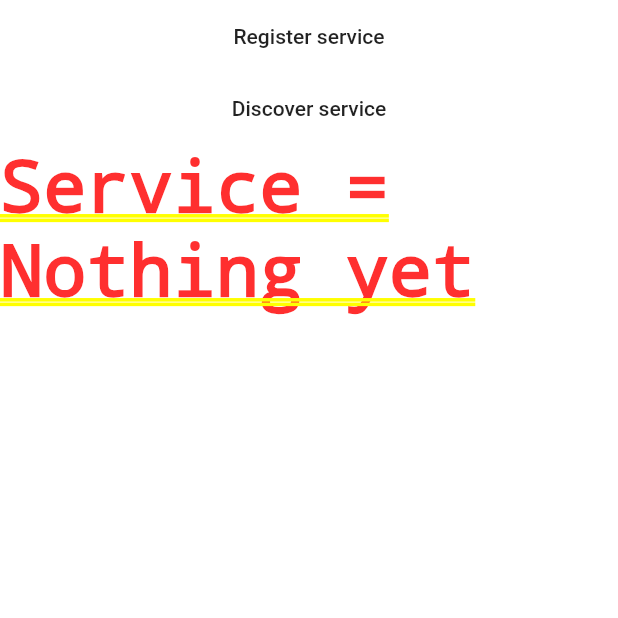
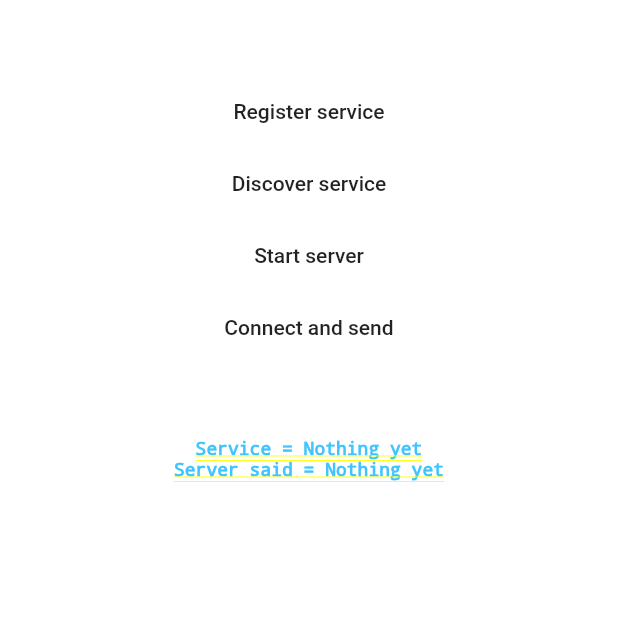
Before and after one commit to Org-Placeholder/Attendo, a Flutter app: the screen it shows after launch, on a phone screen of 412 x 824 dp, the top half of it. Run offline on Flutter 3.47's test engine with Material 2 defaults, Android fonts, the phone set to English and light mode, and no system bars; missing offline and left inert: bonsoir.

Commit message:
setup socket testing and iron out some mistakes

```diff
--- a/lib/networking/socket.dart
+++ b/lib/networking/socket.dart
@@ -10,16 +10,16 @@ class Server
   //If the ip address already exists, then attendance won't be marked.
 
   //constructor will directly start server
-  Server()
+  Server(int port)
   {
-    startServer();
+    startServer(port);
   }
 
   //this will initialize the server
-  void startServer() async
+  void startServer(int port) async
   {
     //yeh loopback ke jagah anyIPv4 dalna hai kya woh dekhna hoga
-    server = await HttpServer.bind(InternetAddress.loopbackIPv4, 8083);
+    server = await HttpServer.bind(InternetAddress.loopbackIPv4, port);
     await for (HttpRequest req in server) {
       if (req.uri.path == '/ws') {
         WebSocket socket = await WebSocketTransformer.upgrade(req);
@@ -54,13 +54,18 @@ class Server
 //This will connect to the server, send the message, close the socket and return the message recieved from server
 Future <String> connect_and_send(String host, String port, String message) async
 {
-  WebSocket socket = await WebSocket.connect('ws://127.0.0.1:8083/ws');
-  socket.add('Hello, World!');
+  WebSocket socket = await WebSocket.connect('ws://' + host + ':' + port +'/ws');
+  socket.add(message);
   String result;
   await for (var data in socket) {
     print("from Server: $data");
     result = data.toString();
     socket.close();
-    return result;
   }
+  while(result == null)
+    {
+      await new Future.delayed(const Duration(seconds : 1));
+    }
+  print('Server said : ${result}');
+  return result;
 }
--- a/lib/screens/networking.dart
+++ b/lib/screens/networking.dart
@@ -3,6 +3,7 @@ import 'dart:developer';
 import 'constants.dart';
 import 'package:flutter/material.dart';
 import 'package:attendo/networking/networkservicediscovery.dart';
+import 'package:attendo/networking/socket.dart';
 
 class NetScreen extends StatefulWidget {
   @override
@@ -13,11 +14,15 @@ class _NetScreenState extends State<NetScreen> {
 
   Service serviceObj;
   String serviceFound = "Nothing yet";
+  String serverSaid = "Nothing yet";
   @override
   Widget build(BuildContext context) {
     return Container(
       child: Column(
         children: [
+          SizedBox(
+            height: 50,
+          ),
           FlatButton(
             child: Text("Register service"),
             onPressed: regSer,
@@ -26,7 +31,22 @@ class _NetScreenState extends State<NetScreen> {
             child: Text("Discover service"),
             onPressed: discover,
           ),
-          Text("Service = " + serviceFound),
+          FlatButton(
+            child: Text("Start server"),
+            onPressed: startSer,
+          ),
+          FlatButton(
+            child: Text("Connect and send"),
+            onPressed: connectsend,
+          ),
+          SizedBox(
+            height: 50,
+          ),
+          Text("Service = " + serviceFound, style: TextStyle(fontSize: 12.0, color: Colors.lightBlueAccent)),
+          Text("Server said = " + serverSaid, style: TextStyle(fontSize: 12.0, color: Colors.lightBlueAccent)),
+          SizedBox(
+            height: 50,
+          ),
         ],
 
       ),
@@ -49,16 +69,25 @@ class _NetScreenState extends State<NetScreen> {
           });
       }
     });
+  }
 
+  //We are using this function because otherwise, we'll have no way to give a name to the service as the onPressed function cant take arguments.
+  void regSer()
+  {
+    Service serviceObj = new Service();
+    serviceObj.registerService("_csn-420._tcp");
+  }
 
+  void startSer()
+  {
+    Server server = new Server(3030);
+  }
 
-
+  void connectsend() async
+  {
+    String result = await connect_and_send("127.0.0.1", "3030", "Alu lelo");
+    setState(() {
+      serverSaid = result;
+    });
   }
 }
-//We are using this function because otherwise, we'll have no way to give a name to the service as the onPressed function cant take arguments.
-void regSer()
-{
-  Service serviceObj = new Service();
-  serviceObj.registerService("_csn-420._tcp");
-
-}
```
